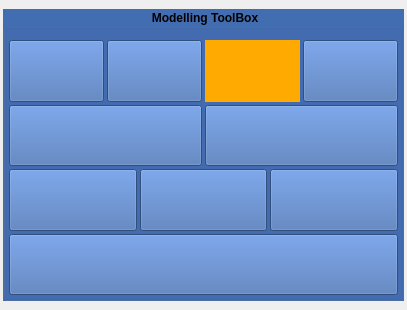
Before: the Qt Designer form src/developer/main/polytools/modeltools/widget/ui/modeltoolsUI.ui in code-google-com/mayatools, drawn with Qt 5.
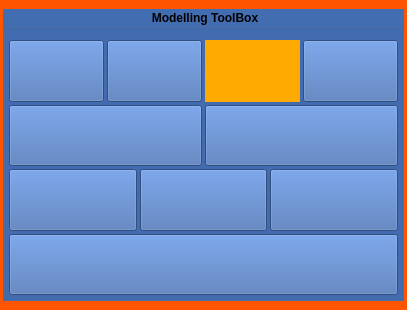
After: the same form once the commit is applied. Icons and pictures are not drawn.

The edit to the form file:
```diff
--- a/src/developer/main/polytools/modeltools/widget/ui/modeltoolsUI.ui
+++ b/src/developer/main/polytools/modeltools/widget/ui/modeltoolsUI.ui
@@ -19,6 +19,13 @@
   <property name="windowTitle">
    <string>MainWindow</string>
   </property>
+  <property name="styleSheet">
+   <string notr="true">QMainWindow{
+background-color: rgb(255, 85, 0);
+border-style: outset;
+}
+</string>
+  </property>
   <widget class="QWidget" name="centralwidget">
    <layout class="QVBoxLayout" name="verticalLayout">
     <property name="leftMargin">
```
